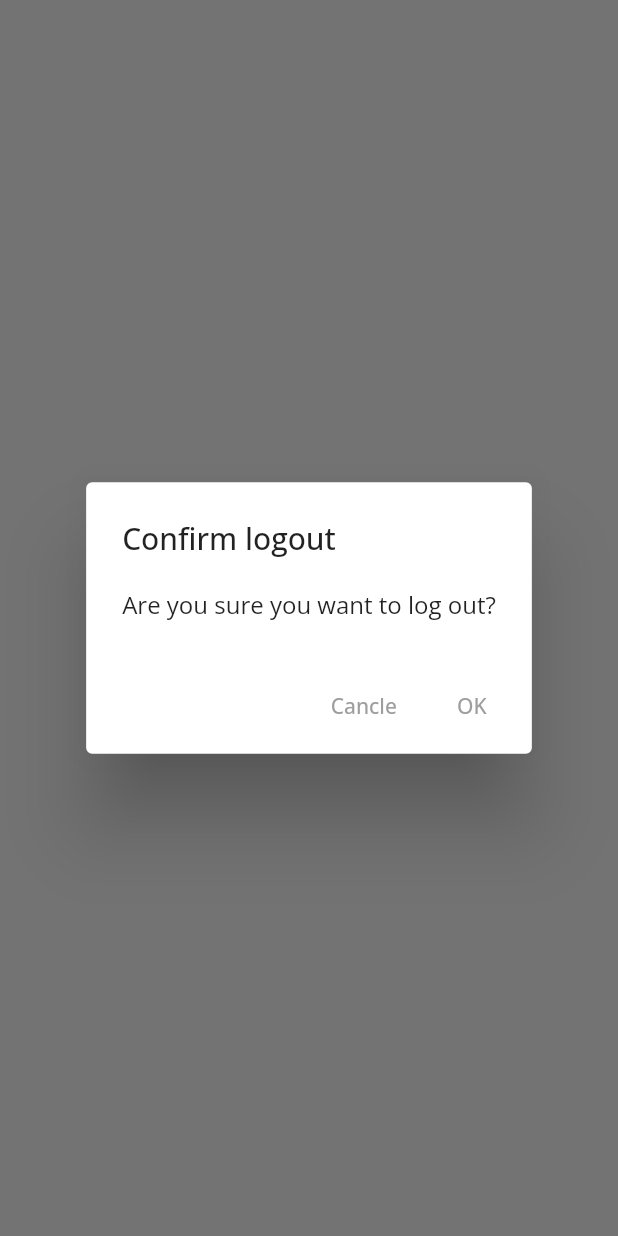
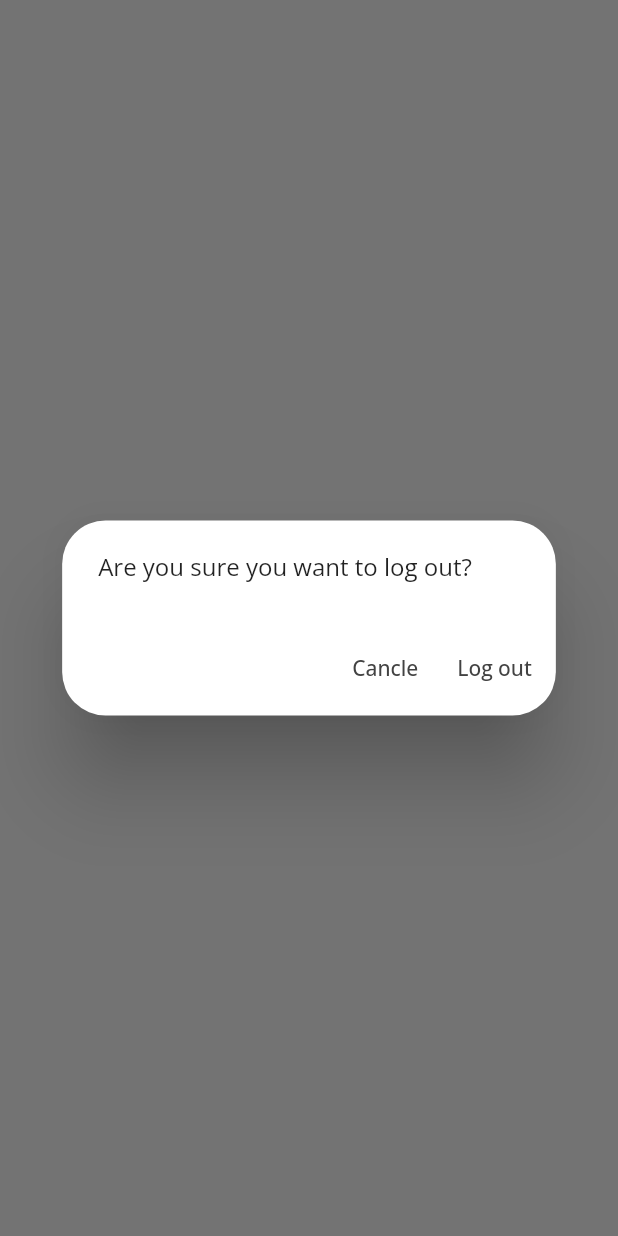
Before and after one commit to imtusharchavan/My-Notes, a Flutter app: what showLogOutDialog() shows on an empty page, opened directly, on a phone screen of 412 x 824 dp. Run offline on Flutter 3.47's test engine with Material 2 defaults, Android fonts, the phone set to English and light mode, and no system bars; our stand-ins replace firebase_auth, firebase_core; accounts and stored records are empty.

Commit message:
Fixed logout dialog boxsize

```diff
--- a/lib/utilities/logout_dialog.dart
+++ b/lib/utilities/logout_dialog.dart
@@ -5,20 +5,23 @@ Future<bool> showLogOutDialog(BuildContext context) {
     context: context,
     builder: (context) {
       return AlertDialog(
-        title: const Text('Confirm logout'),
-        content: const Text('Are you sure you want to log out?'),
+        shape: RoundedRectangleBorder(borderRadius: BorderRadius.circular(29)),
+        content: const Padding(
+          padding: EdgeInsets.only(right: 32),
+          child: Text('Are you sure you want to log out?'),
+        ),
         actions: [
           TextButton(
             onPressed: () {
               Navigator.of(context).pop(false);
             },
-            child: const Text('Cancle'),
+            child: Text('Cancle', style: TextStyle(color: Colors.grey.shade800),),
           ),
           TextButton(
             onPressed: () {
               Navigator.of(context).pop(true);
             },
-            child: const Text('OK'),
+            child: Text('Log out', style: TextStyle(color: Colors.grey.shade800),),
           ),
         ],
       );
```
